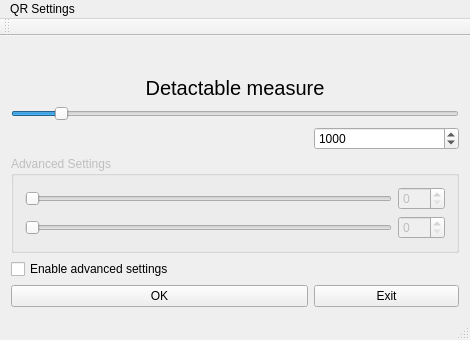
The window that QRcode/mainwindow.ui (tnct-spc/procon2017-comp) describes before a commit, drawn with Qt 5.
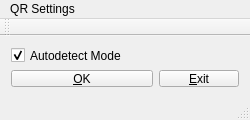
The same window after the commit.

```diff
--- a/QRcode/mainwindow.ui
+++ b/QRcode/mainwindow.ui
@@ -6,14 +6,14 @@
    <rect>
     <x>0</x>
     <y>0</y>
-    <width>470</width>
-    <height>340</height>
+    <width>250</width>
+    <height>120</height>
    </rect>
   </property>
   <property name="minimumSize">
    <size>
-    <width>300</width>
-    <height>340</height>
+    <width>250</width>
+    <height>120</height>
    </size>
   </property>
   <property name="maximumSize">
@@ -27,120 +27,30 @@
   </property>
   <widget class="QWidget" name="centralWidget">
    <layout class="QGridLayout" name="gridLayout">
-    <item row="7" column="0" colspan="2">
+    <item row="4" column="2">
+     <widget class="QPushButton" name="exitButton">
+      <property name="text">
+       <string>&amp;Exit</string>
+      </property>
+     </widget>
+    </item>
+    <item row="4" column="0" colspan="2">
      <widget class="QPushButton" name="okButton">
       <property name="text">
-       <string>OK</string>
+       <string>&amp;OK</string>
       </property>
      </widget>
     </item>
-    <item row="0" column="0" colspan="3">
-     <widget class="QLabel" name="settingText">
-      <property name="font">
-       <font>
-        <pointsize>15</pointsize>
-       </font>
-      </property>
-      <property name="text">
-       <string>Detactable measure</string>
-      </property>
-      <property name="alignment">
-       <set>Qt::AlignBottom|Qt::AlignHCenter</set>
-      </property>
-     </widget>
-    </item>
-    <item row="6" column="0" colspan="2">
-     <widget class="QCheckBox" name="ASEnabler">
-      <property name="text">
-       <string>Enable advanced settings</string>
-      </property>
-     </widget>
-    </item>
-    <item row="2" column="0" colspan="3">
-     <widget class="QSlider" name="measureSlider">
-      <property name="minimumSize">
-       <size>
-        <width>0</width>
-        <height>0</height>
-       </size>
-      </property>
-      <property name="maximum">
-       <number>10000</number>
-      </property>
-      <property name="value">
-       <number>1000</number>
-      </property>
-      <property name="orientation">
-       <enum>Qt::Horizontal</enum>
-      </property>
-     </widget>
-    </item>
-    <item row="4" column="0" colspan="3">
-     <widget class="QGroupBox" name="advancedSettings">
+    <item row="3" column="0">
+     <widget class="QCheckBox" name="libruaryEnabler">
       <property name="enabled">
-       <bool>false</bool>
+       <bool>true</bool>
       </property>
-      <property name="maximumSize">
-       <size>
-        <width>16777215</width>
-        <height>200</height>
-       </size>
-      </property>
-      <property name="title">
-       <string>Advanced Settings</string>
-      </property>
-      <layout class="QGridLayout" name="gridLayout_2">
-       <item row="1" column="1">
-        <widget class="QSpinBox" name="brightnessSpinBox">
-         <property name="maximum">
-          <number>255</number>
-         </property>
-        </widget>
-       </item>
-       <item row="0" column="1">
-        <widget class="QSpinBox" name="RGBSpinBox">
-         <property name="maximum">
-          <number>255</number>
-         </property>
-        </widget>
-       </item>
-       <item row="0" column="0">
-        <widget class="QSlider" name="RGBSlider">
-         <property name="maximum">
-          <number>255</number>
-         </property>
-         <property name="orientation">
-          <enum>Qt::Horizontal</enum>
-         </property>
-        </widget>
-       </item>
-       <item row="1" column="0">
-        <widget class="QSlider" name="brightnessSlider">
-         <property name="maximum">
-          <number>255</number>
-         </property>
-         <property name="orientation">
-          <enum>Qt::Horizontal</enum>
-         </property>
-        </widget>
-       </item>
-      </layout>
-     </widget>
-    </item>
-    <item row="7" column="2">
-     <widget class="QPushButton" name="exitButton">
       <property name="text">
-       <string>Exit</string>
+       <string>Autodetect Mode</string>
       </property>
-     </widget>
-    </item>
-    <item row="3" column="2">
-     <widget class="QSpinBox" name="measureSpinBox">
-      <property name="maximum">
-       <number>10000</number>
-      </property>
-      <property name="value">
-       <number>1000</number>
+      <property name="checked">
+       <bool>true</bool>
       </property>
      </widget>
     </item>
@@ -151,7 +61,7 @@
     <rect>
      <x>0</x>
      <y>0</y>
-     <width>470</width>
+     <width>250</width>
      <height>22</height>
     </rect>
    </property>
```
Left out of the diff: 2 changed lines with no effect on the pictures.
